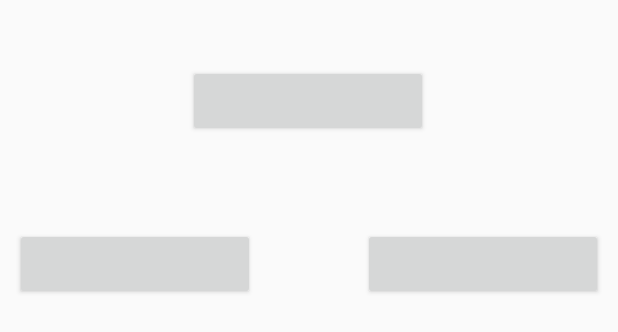
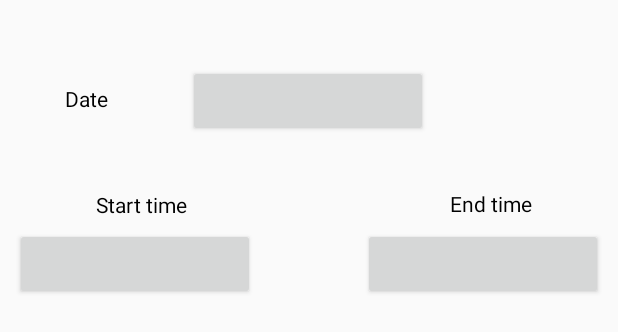
Before and after one commit to guchi5/WorkLogger, an Android app: the layout prev_time_editor.xml on its own in the app's theme, with its tools: preview values and no code run, on a phone screen of 412 x 824 dp. Shown: the top 332 px of the screen. Run offline under Robolectric (Android 15) with nearby library versions, the phone set to English and light mode, and no system bars.

Commit message:
編集画面にテキストの説明を追加

```diff
--- a/app/src/main/res/layout/prev_time_editor.xml
+++ b/app/src/main/res/layout/prev_time_editor.xml
@@ -46,4 +46,48 @@
         app:layout_constraintStart_toStartOf="parent"
         app:layout_constraintTop_toTopOf="parent" />
 
+    <TextView
+        android:id="@+id/textView"
+        android:layout_width="wrap_content"
+        android:layout_height="wrap_content"
+        android:layout_marginStart="64dp"
+        android:layout_marginTop="35dp"
+        android:layout_marginBottom="6dp"
+        android:text="@string/start_button"
+        android:textColor="#000000"
+        app:layout_constraintBottom_toTopOf="@+id/startTimeButton"
+        app:layout_constraintStart_toStartOf="parent"
+        app:layout_constraintTop_toBottomOf="@+id/dateButton" />
+
+    <TextView
+        android:id="@+id/textView2"
+        android:layout_width="wrap_content"
+        android:layout_height="wrap_content"
+        android:layout_marginTop="126dp"
+        android:layout_marginEnd="53dp"
+        android:layout_marginBottom="6dp"
+        android:text="@string/end_button"
+        android:textColor="#000000"
+        app:layout_constraintBottom_toTopOf="@+id/endTimeButton"
+        app:layout_constraintEnd_toEndOf="parent"
+        app:layout_constraintHorizontal_bias="0.977"
+        app:layout_constraintStart_toEndOf="@+id/textView"
+        app:layout_constraintTop_toTopOf="parent"
+        app:layout_constraintVertical_bias="0.0" />
+
+    <TextView
+        android:id="@+id/textView3"
+        android:layout_width="wrap_content"
+        android:layout_height="wrap_content"
+        android:layout_marginStart="42dp"
+        android:layout_marginTop="56dp"
+        android:layout_marginEnd="52dp"
+        android:layout_marginBottom="51dp"
+        android:text="@string/date_button"
+        android:textColor="#000000"
+        app:layout_constraintBottom_toTopOf="@+id/textView"
+        app:layout_constraintEnd_toStartOf="@+id/dateButton"
+        app:layout_constraintStart_toStartOf="parent"
+        app:layout_constraintTop_toTopOf="parent" />
+
 </androidx.constraintlayout.widget.ConstraintLayout>
--- a/app/src/main/res/values/strings.xml
+++ b/app/src/main/res/values/strings.xml
@@ -19,6 +19,9 @@
     <string name="prev_time_editor_edit_message_format">Edit a work record on %s</string>
     <string name="prev_time_editor_yes">Add</string>
     <string name="prev_time_editor_cancel">Cancel</string>
+    <string name="start_button">Start time</string>
+    <string name="end_button">End time</string>
+    <string name="date_button">Date</string>
 
 
 
```
